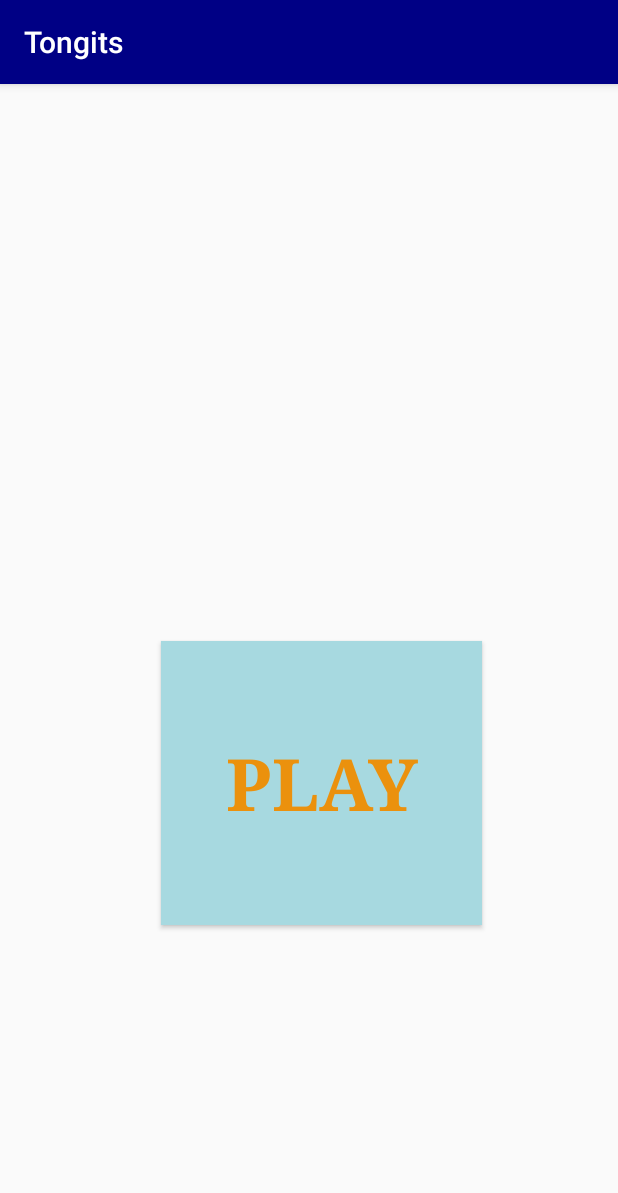
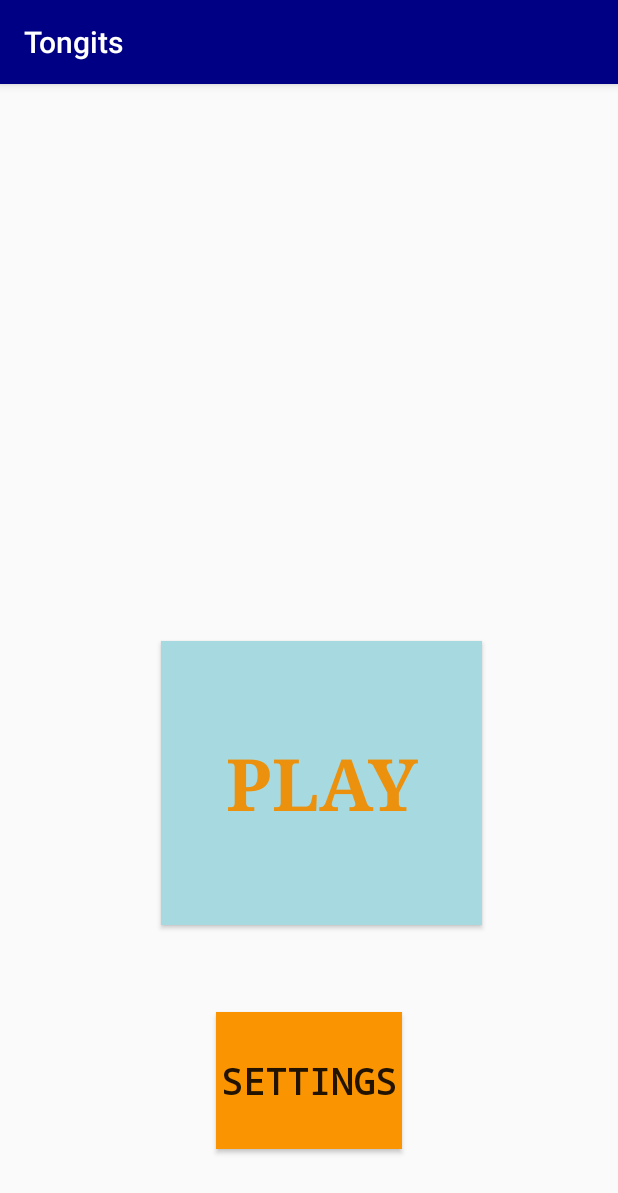
Before and after one commit to thenry3/CreativeLabs-Tongits, an Android app: the screen it shows after launch (MainActivity), on a phone screen of 412 x 824 dp. Shown: the top 1193 px of the screen. Run offline under Robolectric (Android 15) with nearby library versions, the phone set to English and light mode, and no system bars.

Commit message:
Settings Page

```diff
--- a/app/build.gradle
+++ b/app/build.gradle
@@ -22,6 +22,7 @@
     implementation fileTree(dir: 'libs', include: ['*.jar'])
     implementation 'com.android.support:appcompat-v7:28.0.0'
     implementation 'com.android.support.constraint:constraint-layout:1.1.3'
+    implementation 'com.android.support:design:28.0.0'
     testImplementation 'junit:junit:4.12'
     androidTestImplementation 'com.android.support.test:runner:1.0.2'
     androidTestImplementation 'com.android.support.test.espresso:espresso-core:3.0.2'
--- a/app/src/main/AndroidManifest.xml
+++ b/app/src/main/AndroidManifest.xml
@@ -9,7 +9,11 @@
         android:roundIcon="@mipmap/ic_launcher_round"
         android:supportsRtl="true"
         android:theme="@style/AppTheme">
-        <activity android:name=".Game"></activity>
+        <activity
+            android:name=".DisplayMessageActivity"
+            android:label="@string/title_activity_display_message"
+            android:theme="@style/AppTheme.NoActionBar"></activity>
+        <activity android:name=".Game" />
         <activity android:name=".MainActivity">
             <intent-filter>
                 <action android:name="android.intent.action.MAIN" />
--- a/app/src/main/res/layout/activity_main.xml
+++ b/app/src/main/res/layout/activity_main.xml
@@ -54,4 +54,25 @@
         app:layout_constraintStart_toStartOf="parent"
         app:layout_constraintTop_toTopOf="parent"
         app:layout_constraintVertical_bias="0.505" />
+
+    <Button
+        android:id="@+id/button2"
+        android:layout_width="124dp"
+        android:layout_height="91dp"
+        android:layout_marginStart="8dp"
+        android:layout_marginLeft="8dp"
+        android:layout_marginTop="8dp"
+        android:layout_marginEnd="8dp"
+        android:layout_marginRight="8dp"
+        android:layout_marginBottom="8dp"
+        android:background="#FA9501"
+        android:text="@string/button_send2"
+        android:onClick="sendMessage"
+        android:textSize="24sp"
+        android:textStyle="bold"
+        android:typeface="monospace"
+        app:layout_constraintBottom_toBottomOf="parent"
+        app:layout_constraintEnd_toEndOf="parent"
+        app:layout_constraintStart_toStartOf="parent"
+        app:layout_constraintTop_toBottomOf="@+id/button" />
 </android.support.constraint.ConstraintLayout>
--- /dev/null
+++ b/app/src/main/res/values/dimens.xml
@@ -0,0 +1,3 @@
+<resources>
+    <dimen name="fab_margin">16dp</dimen>
+</resources>
--- a/app/src/main/res/values/strings.xml
+++ b/app/src/main/res/values/strings.xml
@@ -2,4 +2,6 @@
     <string name="app_name">Tongits</string>
     <string name="edit_message">~Tongits~</string>
     <string name="button_send">Play</string>
+    <string name="button_send2">Settings</string>
+    <string name="title_activity_display_message">SettingsActivate</string>
 </resources>
--- a/app/src/main/res/values/styles.xml
+++ b/app/src/main/res/values/styles.xml
@@ -8,4 +8,13 @@
         <item name="colorAccent">@color/colorAccent</item>
     </style>
 
+    <style name="AppTheme.NoActionBar">
+        <item name="windowActionBar">false</item>
+        <item name="windowNoTitle">true</item>
+    </style>
+
+    <style name="AppTheme.AppBarOverlay" parent="ThemeOverlay.AppCompat.Dark.ActionBar" />
+
+    <style name="AppTheme.PopupOverlay" parent="ThemeOverlay.AppCompat.Light" />
+
 </resources>
```
Also changed, not shown: app/src/main/java/com/example/tongits/DisplayMessageActivity.java (added, +31 -0 lines), app/src/main/java/com/example/tongits/MainActivity.java (+9 -0 lines), app/src/main/res/layout/activity_display_message.xml (added, +33 -0 lines), app/src/main/res/layout/content_display_message.xml (added, +69 -0 lines), 1 other file.
